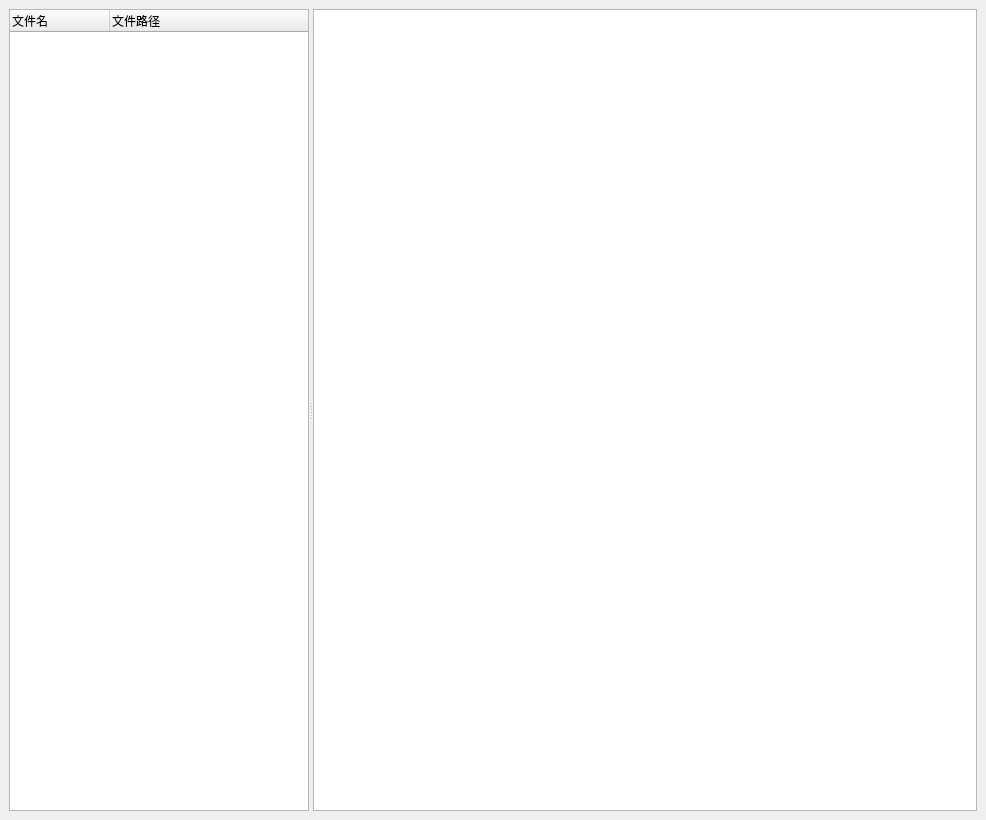
heysq/Article-Management, file UI/index.ui: the form before one commit.
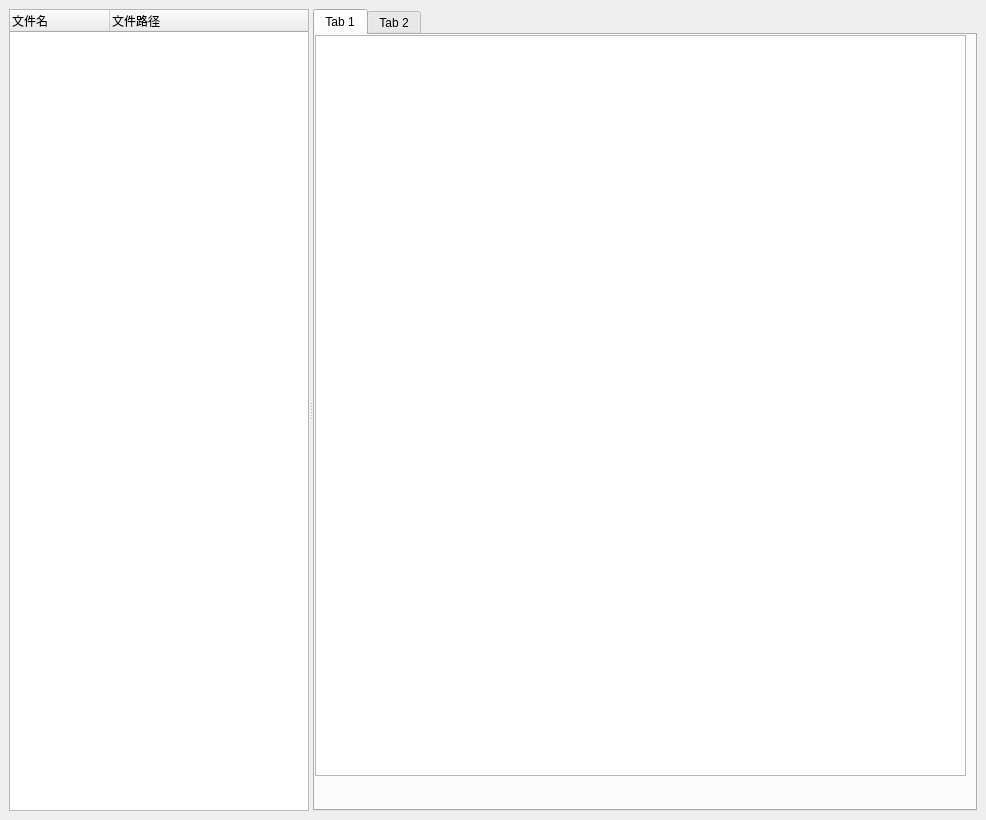
The form after the commit. The open tabs and pages were chosen to show the change.

Diff of the .ui file:
```diff
--- a/UI/index.ui
+++ b/UI/index.ui
@@ -58,13 +58,55 @@
           </property>
          </column>
         </widget>
-        <widget class="QTableView" name="tableView_2">
+        <widget class="QTabWidget" name="tabWidget">
          <property name="sizePolicy">
           <sizepolicy hsizetype="Expanding" vsizetype="Expanding">
            <horstretch>1</horstretch>
-           <verstretch>0</verstretch>
+           <verstretch>1</verstretch>
           </sizepolicy>
          </property>
+         <property name="currentIndex">
+          <number>1</number>
+         </property>
+         <widget class="QWidget" name="tab_3">
+          <attribute name="title">
+           <string>Tab 1</string>
+          </attribute>
+          <widget class="QTableView" name="tableView">
+           <property name="geometry">
+            <rect>
+             <x>0</x>
+             <y>0</y>
+             <width>651</width>
+             <height>741</height>
+            </rect>
+           </property>
+           <property name="sizePolicy">
+            <sizepolicy hsizetype="Expanding" vsizetype="Expanding">
+             <horstretch>0</horstretch>
+             <verstretch>0</verstretch>
+            </sizepolicy>
+           </property>
+          </widget>
+         </widget>
+         <widget class="QWidget" name="tab_4">
+          <attribute name="title">
+           <string>Tab 2</string>
+          </attribute>
+          <widget class="QLabel" name="label">
+           <property name="geometry">
+            <rect>
+             <x>160</x>
+             <y>90</y>
+             <width>351</width>
+             <height>361</height>
+            </rect>
+           </property>
+           <property name="text">
+            <string>TextLabel</string>
+           </property>
+          </widget>
+         </widget>
         </widget>
        </widget>
       </item>
```
